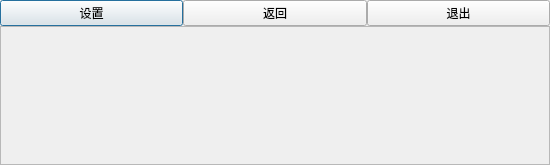
The window that AppeaRemind/suspenddia.ui (yzc0731/copy_from_xiang) describes before a commit, drawn with Qt 5.
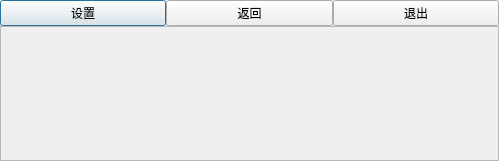
The same window after the commit.

```diff
--- a/AppeaRemind/suspenddia.ui
+++ b/AppeaRemind/suspenddia.ui
@@ -6,8 +6,8 @@
    <rect>
     <x>0</x>
     <y>0</y>
-    <width>550</width>
-    <height>165</height>
+    <width>499</width>
+    <height>161</height>
    </rect>
   </property>
   <property name="sizePolicy">
```
